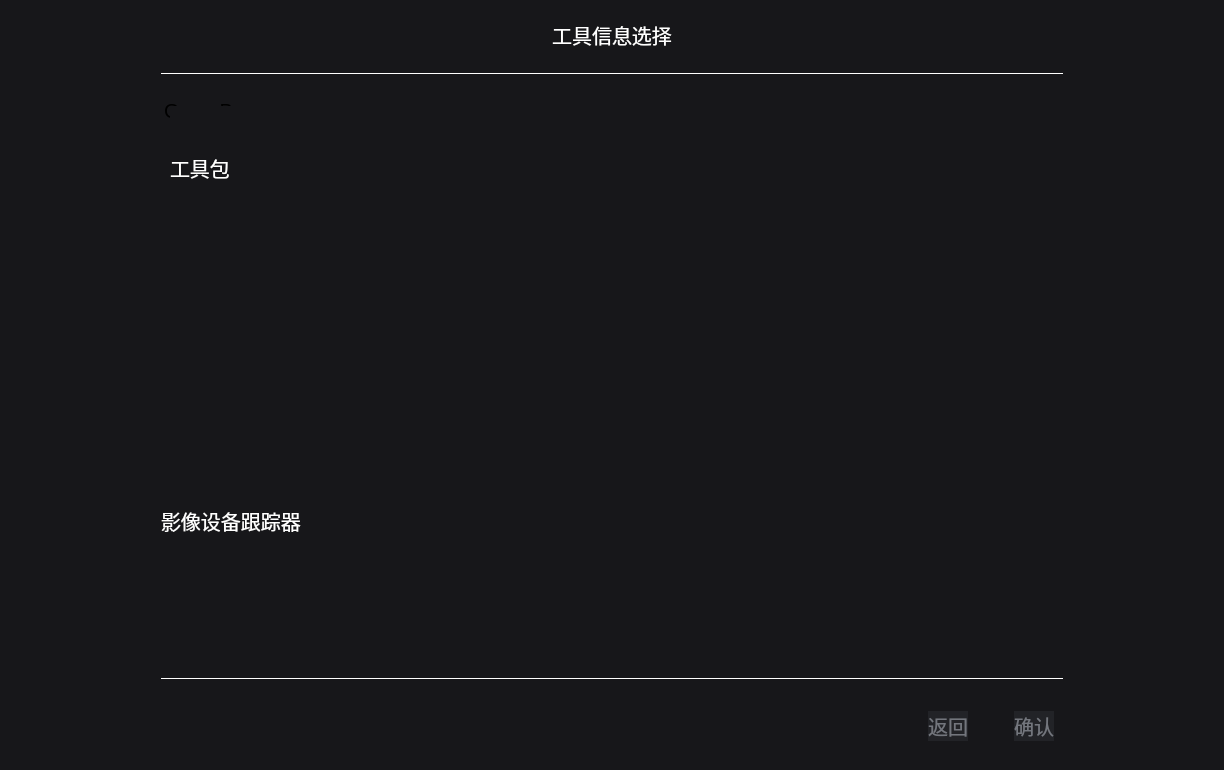
Z-Hd/Lingxi-Spine-care-Visual-Interactive-Software-Prototype, file SurgicalRobotSoftware_2_0/surgical-robot-software-2-0/equipinfowidget.ui: the form before one commit.
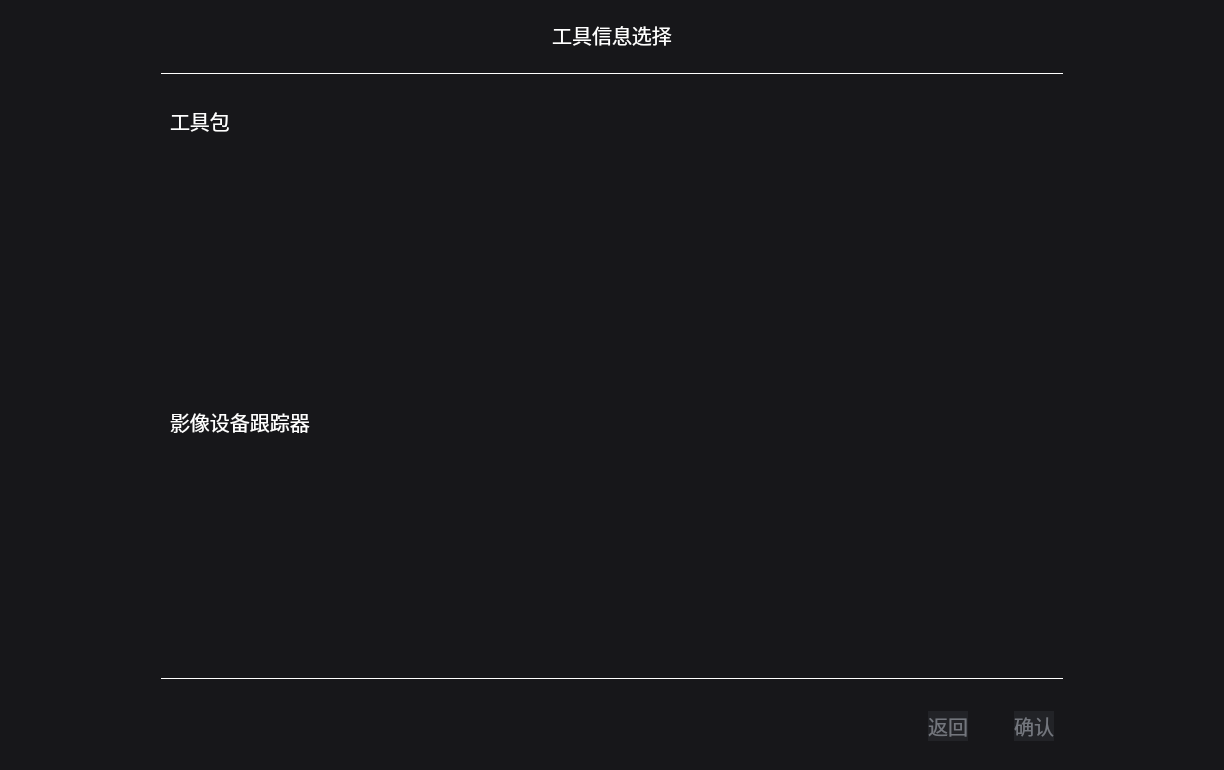
The form after the commit. Icons and pictures are not drawn.

```diff
--- a/SurgicalRobotSoftware_2_0/surgical-robot-software-2-0/equipinfowidget.ui
+++ b/SurgicalRobotSoftware_2_0/surgical-robot-software-2-0/equipinfowidget.ui
@@ -96,11 +96,17 @@
          <string notr="true">border:none</string>
         </property>
         <property name="title">
-         <string>GroupBox</string>
+         <string/>
         </property>
         <layout class="QVBoxLayout" name="verticalLayout">
          <item>
           <widget class="QLabel" name="label_2">
+           <property name="sizePolicy">
+            <sizepolicy hsizetype="Preferred" vsizetype="Fixed">
+             <horstretch>0</horstretch>
+             <verstretch>0</verstretch>
+            </sizepolicy>
+           </property>
            <property name="styleSheet">
             <string notr="true">background-color: rgb(23, 23, 26);
 color: rgb(255, 255, 255);</string>
@@ -111,47 +117,58 @@
           </widget>
          </item>
          <item>
-          <layout class="QHBoxLayout" name="horizontalLayout">
-           <item>
-            <widget class="QLabel" name="tool">
-             <property name="styleSheet">
-              <string notr="true">image: url(:/resource/image/tool.png);</string>
-             </property>
-             <property name="text">
-              <string/>
-             </property>
-            </widget>
-           </item>
-           <item>
-            <spacer name="horizontalSpacer">
-             <property name="orientation">
-              <enum>Qt::Horizontal</enum>
-             </property>
-             <property name="sizeType">
-              <enum>QSizePolicy::Expanding</enum>
-             </property>
-             <property name="sizeHint" stdset="0">
-              <size>
-               <width>620</width>
-               <height>20</height>
-              </size>
-             </property>
-            </spacer>
-           </item>
-          </layout>
+          <widget class="QListWidget" name="toollistWidget">
+           <property name="sizePolicy">
+            <sizepolicy hsizetype="Expanding" vsizetype="Preferred">
+             <horstretch>0</horstretch>
+             <verstretch>0</verstretch>
+            </sizepolicy>
+           </property>
+           <property name="autoFillBackground">
+            <bool>false</bool>
+           </property>
+           <property name="styleSheet">
+            <string notr="true"/>
+           </property>
+           <property name="selectionMode">
+            <enum>QAbstractItemView::SingleSelection</enum>
+           </property>
+          </widget>
          </item>
         </layout>
        </widget>
       </item>
       <item>
-       <widget class="QLabel" name="label_4">
+       <widget class="QGroupBox" name="groupBox_3">
         <property name="styleSheet">
-         <string notr="true">background-color: rgb(23, 23, 26);
+         <string notr="true">border:none</string>
+        </property>
+        <property name="title">
+         <string/>
+        </property>
+        <layout class="QVBoxLayout" name="verticalLayout_3">
+         <item>
+          <widget class="QLabel" name="label_4">
+           <property name="styleSheet">
+            <string notr="true">background-color: rgb(23, 23, 26);
 color: rgb(255, 255, 255);</string>
-        </property>
-        <property name="text">
-         <string>影像设备跟踪器</string>
-        </property>
+           </property>
+           <property name="text">
+            <string>影像设备跟踪器</string>
+           </property>
+          </widget>
+         </item>
+         <item>
+          <widget class="QListWidget" name="imgListWidget">
+           <property name="sizePolicy">
+            <sizepolicy hsizetype="Expanding" vsizetype="Preferred">
+             <horstretch>0</horstretch>
+             <verstretch>0</verstretch>
+            </sizepolicy>
+           </property>
+          </widget>
+         </item>
+        </layout>
        </widget>
       </item>
       <item>
```
